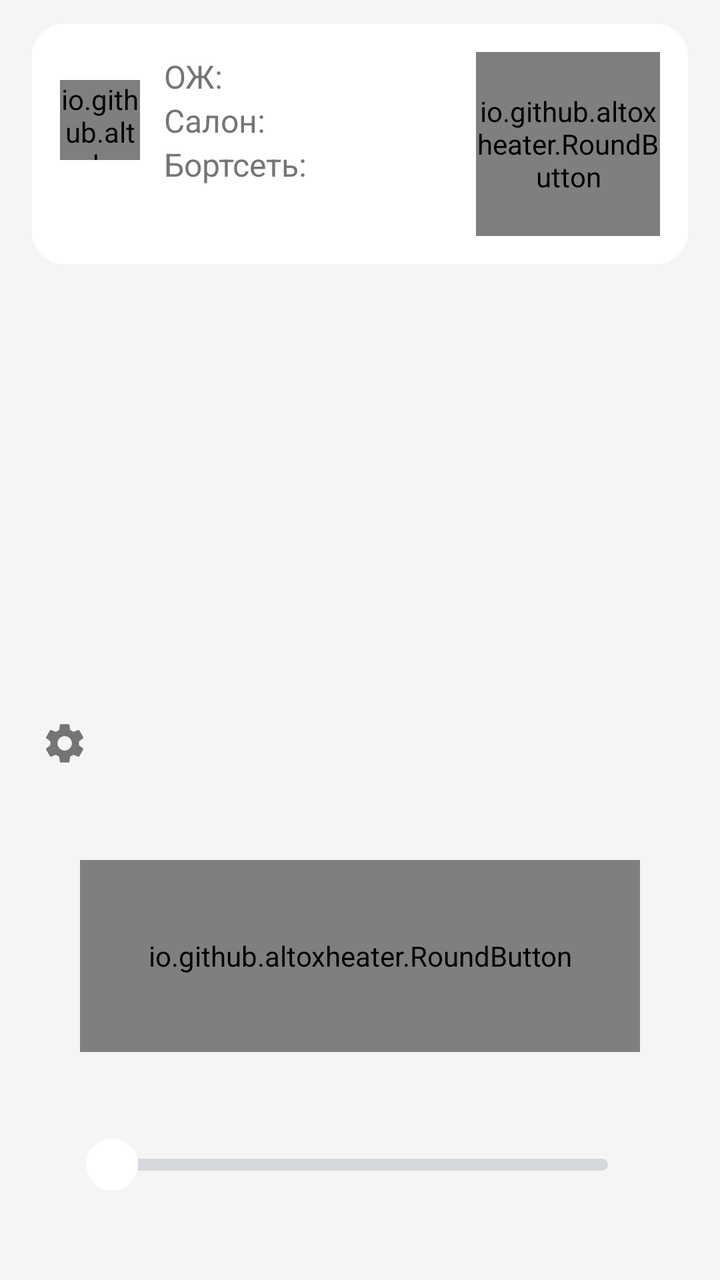
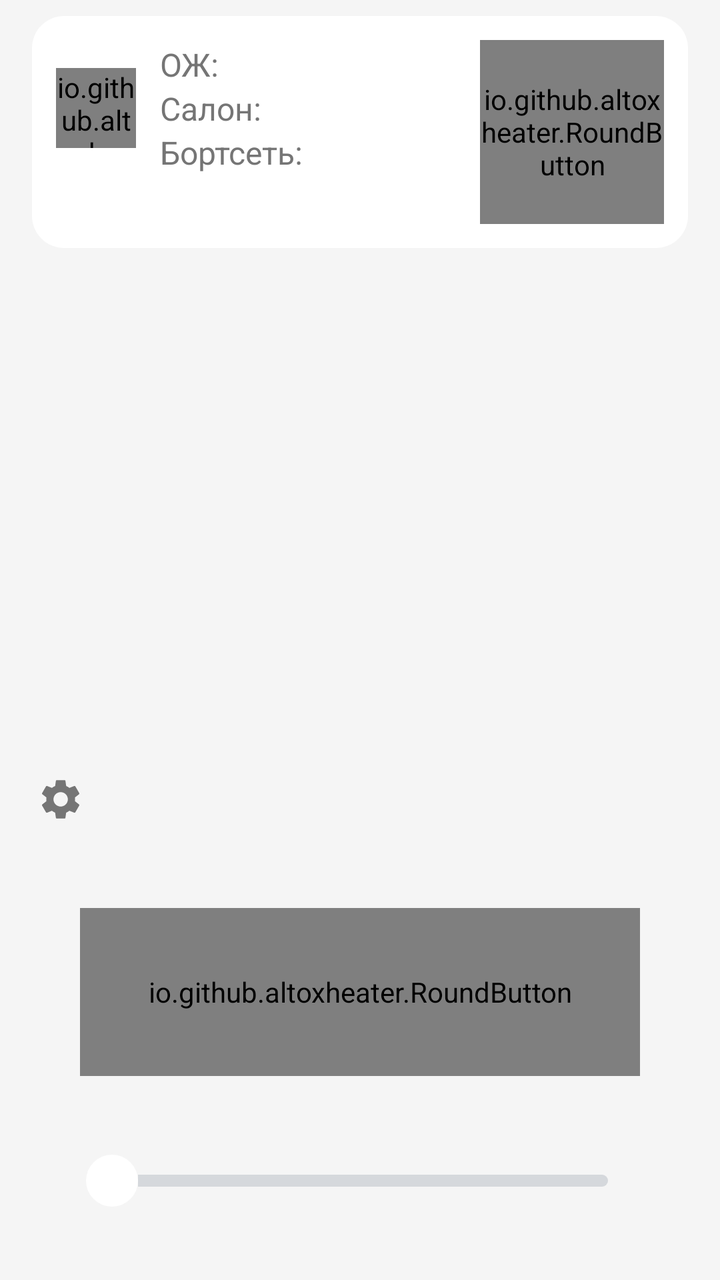

An Android layout rendered at two revisions. The XML below is the earlier revision; the diff shows what the commit changed to produce the second picture.
<!-- AndroidManifest.xml: application theme AppTheme -->
<!-- res/layout/activity_main.xml -->
<?xml version="1.0" encoding="utf-8"?>
<FrameLayout xmlns:android="http://schemas.android.com/apk/res/android"
    android:layout_width="match_parent"
    android:layout_height="match_parent"
    android:fitsSystemWindows="true">


<ScrollView
    android:layout_width="match_parent"
    android:layout_height="match_parent"
    android:fillViewport="true">

<LinearLayout
    android:layout_width="match_parent"
    android:layout_height="wrap_content"
    android:gravity="center_horizontal"
    android:orientation="vertical"
    android:paddingStart="16dp"
    android:paddingEnd="16dp"
    android:paddingTop="12dp"
    android:paddingBottom="12dp">

    
    <LinearLayout
        android:layout_width="match_parent"
        android:layout_height="wrap_content"
        android:background="@drawable/card"
        android:orientation="vertical"
        android:padding="14dp">

        <LinearLayout
            android:layout_width="match_parent"
            android:layout_height="wrap_content"
            android:gravity="center_vertical"
            android:orientation="horizontal">

            <LinearLayout
                android:id="@+id/statusBlock"
                android:layout_width="0dp"
                android:layout_height="wrap_content"
                android:layout_weight="1"
                android:orientation="vertical">

                <LinearLayout
                    android:layout_width="wrap_content"
                    android:layout_height="wrap_content"
                    android:gravity="center_vertical"
                    android:orientation="horizontal">

                    <io.github.altoxheater.FlameView
                        android:id="@+id/flame"
                        android:layout_width="40dp"
                        android:layout_height="40dp"
                        android:layout_marginEnd="12dp" />

                    <TextView
                        android:id="@+id/statusLabels"
                        android:layout_width="wrap_content"
                        android:layout_height="wrap_content"
                        android:lineSpacingExtra="3dp"
                        android:text="ОЖ:\nСалон:\nБортсеть:"
                        android:textColor="@color/text_secondary"
                        android:textSize="16sp" />

                    
                    <TextView
                        android:id="@+id/statusInfo"
                        android:layout_width="wrap_content"
                        android:layout_height="wrap_content"
                        android:layout_marginStart="12dp"
                        android:gravity="end"
                        android:lineSpacingExtra="3dp"
                        android:textColor="@color/text"
                        android:textSize="16sp" />
                </LinearLayout>

                <TextView
                    android:id="@+id/statusTime"
                    android:layout_width="wrap_content"
                    android:layout_height="wrap_content"
                    android:layout_marginTop="6dp"
                    android:ellipsize="end"
                    android:fontFeatureSettings="tnum"
                    android:maxLines="1"
                    android:textColor="@color/text_secondary"
                    android:textSize="13sp" />
            </LinearLayout>

            <io.github.altoxheater.RoundButton
                android:id="@+id/status"
                android:layout_width="92dp"
                android:layout_height="92dp"
                android:layout_marginStart="8dp" />
        </LinearLayout>

        
        <LinearLayout
            android:id="@+id/forecastBlock"
            android:layout_width="match_parent"
            android:layout_height="wrap_content"
            android:layout_marginTop="10dp"
            android:orientation="vertical"
            android:visibility="gone">

            <LinearLayout
                android:layout_width="match_parent"
                android:layout_height="wrap_content"
                android:gravity="center_vertical"
                android:orientation="horizontal">

                <TextView
                    android:layout_width="0dp"
                    android:layout_height="wrap_content"
                    android:layout_weight="1"
                    android:text="ОЖ сейчас, прогноз"
                    android:textColor="@color/text"
                    android:textSize="16sp" />

                <TextView
                    android:id="@+id/forecast"
                    android:layout_width="wrap_content"
                    android:layout_height="wrap_content"
                    android:fontFeatureSettings="tnum"
                    android:textColor="@color/btn_on"
                    android:textSize="28sp"
                    android:textStyle="bold" />
            </LinearLayout>

            <TextView
                android:id="@+id/forecastNote"
                android:layout_width="match_parent"
                android:layout_height="wrap_content"
                android:textColor="@color/text_secondary"
                android:textSize="13sp" />
        </LinearLayout>
    </LinearLayout>

    
    <LinearLayout
        android:id="@+id/historyCard"
        android:layout_width="match_parent"
        android:layout_height="wrap_content"
        android:layout_marginTop="10dp"
        android:background="@drawable/card"
        android:orientation="vertical"
        android:padding="14dp"
        android:visibility="gone">

        <LinearLayout
            android:layout_width="match_parent"
            android:layout_height="wrap_content"
            android:gravity="center_vertical"
            android:orientation="horizontal">

            <TextView
                android:layout_width="0dp"
                android:layout_height="wrap_content"
                android:layout_weight="1"
                android:text="История"
                android:textColor="@color/text"
                android:textSize="16sp"
                android:textStyle="bold" />

            <TextView
                android:id="@+id/legend"
                android:layout_width="wrap_content"
                android:layout_height="wrap_content"
                android:textColor="@color/text_secondary"
                android:textSize="12sp" />
        </LinearLayout>

        <io.github.altoxheater.HistoryView
            android:id="@+id/chart"
            android:layout_width="match_parent"
            android:layout_height="104dp"
            android:layout_marginTop="8dp" />

        <LinearLayout
            android:id="@+id/historyList"
            android:layout_width="match_parent"
            android:layout_height="wrap_content"
            android:layout_marginTop="6dp"
            android:orientation="vertical" />
    </LinearLayout>

    <Space
        android:layout_width="0dp"
        android:layout_height="0dp"
        android:layout_weight="1" />

    
    <LinearLayout
        android:layout_width="match_parent"
        android:layout_height="wrap_content"
        android:layout_marginTop="8dp"
        android:gravity="center_vertical"
        android:orientation="horizontal">

        <ImageButton
            android:id="@+id/settings"
            android:layout_width="48dp"
            android:layout_height="48dp"
            android:layout_marginStart="-8dp"
            android:background="?android:attr/selectableItemBackgroundBorderless"
            android:contentDescription="@string/settings"
            android:src="@drawable/ic_settings" />

        <TextView
            android:id="@+id/caption"
            android:layout_width="0dp"
            android:layout_height="wrap_content"
            android:layout_weight="1"
            android:gravity="center"
            android:textColor="@color/text"
            android:textSize="18sp" />

        <Space
            android:layout_width="40dp"
            android:layout_height="0dp" />
    </LinearLayout>

    <TextView
        android:id="@+id/message"
        android:layout_width="wrap_content"
        android:layout_height="wrap_content"
        android:layout_marginTop="4dp"
        android:gravity="center"
        android:textColor="@color/error"
        android:textSize="15sp" />

    <io.github.altoxheater.RoundButton
        android:id="@+id/power"
        android:layout_width="280dp"
        android:layout_height="96dp"
        android:layout_marginTop="10dp" />

    
    
    <LinearLayout
        android:layout_width="248dp"
        android:layout_height="wrap_content"
        android:layout_marginTop="8dp"
        android:orientation="horizontal">

        <TextView
            android:id="@+id/minutesTitle"
            android:layout_width="0dp"
            android:layout_height="wrap_content"
            android:layout_weight="1"
            android:textColor="@color/text_secondary"
            android:textSize="15sp" />

        <TextView
            android:id="@+id/minutesLabel"
            android:layout_width="wrap_content"
            android:layout_height="wrap_content"
            android:fontFeatureSettings="tnum"
            android:textColor="@color/text"
            android:textSize="15sp" />
    </LinearLayout>

    
    <SeekBar
        android:id="@+id/minutes"
        android:layout_width="280dp"
        android:layout_height="56dp"
        android:paddingStart="16dp"
        android:paddingEnd="16dp"
        android:progressDrawable="@drawable/slider_track"
        android:thumb="@drawable/slider_thumb" />

    <TextView
        android:id="@+id/smsLabel"
        android:layout_width="280dp"
        android:layout_height="wrap_content"
        android:paddingStart="16dp"
        android:paddingEnd="16dp"
        android:textColor="@color/text_secondary"
        android:textSize="13sp" />

</LinearLayout>
</ScrollView>
</FrameLayout>
<!-- resources referenced by this layout -->
<resources>
  <color name="btn_on">#E0574B</color>
  <color name="error">#C62828</color>
  <color name="text">#212121</color>
  <color name="text_secondary">#757575</color>
  <!-- drawable card (drawable) -->
  <?xml version="1.0" encoding="utf-8"?>
  <shape xmlns:android="http://schemas.android.com/apk/res/android">
      <solid android:color="@color/card" />
      <corners android:radius="16dp" />
  </shape>
  <!-- drawable ic_settings (drawable) -->
  <?xml version="1.0" encoding="utf-8"?>
  <vector xmlns:android="http://schemas.android.com/apk/res/android"
      android:width="24dp"
      android:height="24dp"
      android:viewportWidth="24"
      android:viewportHeight="24"
      android:tint="@color/text_secondary">
      <path
          android:fillColor="#FFFFFF"
          android:pathData="M19.14,12.94c0.04,-0.3 0.06,-0.61 0.06,-0.94c0,-0.32 -0.02,-0.64 -0.07,-0.94l2.03,-1.58c0.18,-0.14 0.23,-0.41 0.12,-0.61l-1.92,-3.32c-0.12,-0.22 -0.37,-0.29 -0.59,-0.22l-2.39,0.96c-0.5,-0.38 -1.03,-0.7 -1.62,-0.94L14.4,2.81c-0.04,-0.24 -0.24,-0.41 -0.48,-0.41h-3.84c-0.24,0 -0.43,0.17 -0.47,0.41L9.25,5.35C8.66,5.59 8.12,5.92 7.63,6.29L5.24,5.33c-0.22,-0.08 -0.47,0 -0.59,0.22L2.74,8.87C2.62,9.08 2.66,9.34 2.86,9.48l2.03,1.58C4.84,11.36 4.8,11.69 4.8,12s0.02,0.64 0.07,0.94l-2.03,1.58c-0.18,0.14 -0.23,0.41 -0.12,0.61l1.92,3.32c0.12,0.22 0.37,0.29 0.59,0.22l2.39,-0.96c0.5,0.38 1.03,0.7 1.62,0.94l0.36,2.54c0.05,0.24 0.24,0.41 0.48,0.41h3.84c0.24,0 0.44,-0.17 0.47,-0.41l0.36,-2.54c0.59,-0.24 1.13,-0.56 1.62,-0.94l2.39,0.96c0.22,0.08 0.47,0 0.59,-0.22l1.92,-3.32c0.12,-0.22 0.07,-0.47 -0.12,-0.61L19.14,12.94zM12,15.6c-1.98,0 -3.6,-1.62 -3.6,-3.6s1.62,-3.6 3.6,-3.6s3.6,1.62 3.6,3.6S13.98,15.6 12,15.6z" />
  </vector>
  <!-- drawable slider_thumb (drawable) -->
  <?xml version="1.0" encoding="utf-8"?>
  <shape xmlns:android="http://schemas.android.com/apk/res/android" android:shape="oval">
      <solid android:color="#FFFFFF" />
      <size android:width="26dp" android:height="26dp" />
  </shape>
  <!-- drawable slider_track (drawable) -->
  <?xml version="1.0" encoding="utf-8"?>
  <layer-list xmlns:android="http://schemas.android.com/apk/res/android">
      <item
          android:id="@android:id/background"
          android:gravity="center_vertical|fill_horizontal">
          <shape>
              <corners android:radius="3dp" />
              <size android:height="6dp" />
              <solid android:color="#D5D8DC" />
          </shape>
      </item>
      <item
          android:id="@android:id/progress"
          android:gravity="center_vertical|fill_horizontal">
          <scale android:scaleWidth="100%">
              <shape>
                  <corners android:radius="3dp" />
                  <size android:height="6dp" />
                  <solid android:color="#FFFFFF" />
              </shape>
          </scale>
      </item>
  </layer-list>
  <string name="settings">Настройки</string>
  <style name="AppTheme" parent="android:Theme.Material.Light.NoActionBar">
          <item name="android:colorPrimary">@color/accent</item>
          <item name="android:colorAccent">@color/accent</item>
          <item name="android:windowBackground">@color/background</item>
          <item name="android:statusBarColor">@color/background</item>
          <item name="android:navigationBarColor">@color/background</item>
          <item name="android:windowLightStatusBar">true</item>
      </style>
  <color name="card">#FFFFFF</color>
  <color name="accent">#1976D2</color>
  <color name="background">#F5F5F5</color>
</resources>

<!-- the commit's change to res/layout/activity_main.xml (unified diff, before → after) -->
@@ -6,6 +6,7 @@
 
 
 <ScrollView
+    android:id="@+id/scroll"
     android:layout_width="match_parent"
     android:layout_height="match_parent"
     android:fillViewport="true">
@@ -17,8 +18,8 @@
     android:orientation="vertical"
     android:paddingStart="16dp"
     android:paddingEnd="16dp"
-    android:paddingTop="12dp"
-    android:paddingBottom="12dp">
+    android:paddingTop="8dp"
+    android:paddingBottom="8dp">
 
     
     <LinearLayout
@@ -26,7 +27,7 @@
         android:layout_height="wrap_content"
         android:background="@drawable/card"
         android:orientation="vertical"
-        android:padding="14dp">
+        android:padding="12dp">
 
         <LinearLayout
             android:layout_width="match_parent"
@@ -98,23 +99,38 @@
             android:id="@+id/forecastBlock"
             android:layout_width="match_parent"
             android:layout_height="wrap_content"
-            android:layout_marginTop="10dp"
+            android:layout_marginTop="6dp"
             android:orientation="vertical"
             android:visibility="gone">
 
+            
             <LinearLayout
+                android:id="@+id/forecastRow"
                 android:layout_width="match_parent"
                 android:layout_height="wrap_content"
+                android:background="?android:attr/selectableItemBackground"
+                android:contentDescription="Как считается прогноз"
                 android:gravity="center_vertical"
                 android:orientation="horizontal">
 
                 <TextView
-                    android:layout_width="0dp"
-                    android:layout_height="wrap_content"
-                    android:layout_weight="1"
+                    android:layout_width="wrap_content"
+                    android:layout_height="wrap_content"
                     android:text="ОЖ сейчас, прогноз"
                     android:textColor="@color/text"
                     android:textSize="16sp" />
+
+                <ImageView
+                    android:layout_width="20dp"
+                    android:layout_height="20dp"
+                    android:layout_marginStart="6dp"
+                    android:importantForAccessibility="no"
+                    android:src="@drawable/ic_info" />
+
+                <Space
+                    android:layout_width="0dp"
+                    android:layout_height="0dp"
+                    android:layout_weight="1" />
 
                 <TextView
                     android:id="@+id/forecast"
@@ -125,13 +141,6 @@
                     android:textSize="28sp"
                     android:textStyle="bold" />
             </LinearLayout>
-
-            <TextView
-                android:id="@+id/forecastNote"
-                android:layout_width="match_parent"
-                android:layout_height="wrap_content"
-                android:textColor="@color/text_secondary"
-                android:textSize="13sp" />
         </LinearLayout>
     </LinearLayout>
 
@@ -143,7 +152,7 @@
         android:layout_marginTop="10dp"
         android:background="@drawable/card"
         android:orientation="vertical"
-        android:padding="14dp"
+        android:padding="12dp"
         android:visibility="gone">
 
         <LinearLayout
@@ -172,7 +181,7 @@
         <io.github.altoxheater.HistoryView
             android:id="@+id/chart"
             android:layout_width="match_parent"
-            android:layout_height="104dp"
+            android:layout_height="96dp"
             android:layout_marginTop="8dp" />
 
         <LinearLayout
@@ -198,9 +207,9 @@
 
         <ImageButton
             android:id="@+id/settings"
-            android:layout_width="48dp"
-            android:layout_height="48dp"
-            android:layout_marginStart="-8dp"
+            android:layout_width="40dp"
+            android:layout_height="40dp"
+            android:layout_marginStart="-6dp"
             android:background="?android:attr/selectableItemBackgroundBorderless"
             android:contentDescription="@string/settings"
             android:src="@drawable/ic_settings" />
@@ -215,7 +224,7 @@
             android:textSize="18sp" />
 
         <Space
-            android:layout_width="40dp"
+            android:layout_width="34dp"
             android:layout_height="0dp" />
     </LinearLayout>
 
@@ -231,7 +240,7 @@
     <io.github.altoxheater.RoundButton
         android:id="@+id/power"
         android:layout_width="280dp"
-        android:layout_height="96dp"
+        android:layout_height="84dp"
         android:layout_marginTop="10dp" />
 
     
@@ -263,7 +272,7 @@
     <SeekBar
         android:id="@+id/minutes"
         android:layout_width="280dp"
-        android:layout_height="56dp"
+        android:layout_height="48dp"
         android:paddingStart="16dp"
         android:paddingEnd="16dp"
         android:progressDrawable="@drawable/slider_track"
@@ -271,10 +280,9 @@
 
     <TextView
         android:id="@+id/smsLabel"
-        android:layout_width="280dp"
-        android:layout_height="wrap_content"
-        android:paddingStart="16dp"
-        android:paddingEnd="16dp"
+        android:layout_width="match_parent"
+        android:layout_height="wrap_content"
+        android:gravity="center"
         android:textColor="@color/text_secondary"
         android:textSize="13sp" />
 
<!-- resource entries referenced after the edit -->
@@ -10,6 +10,18 @@
       <solid android:color="@color/card" />
       <corners android:radius="16dp" />
   </shape>
+  <!-- drawable ic_info (drawable) -->
+  <?xml version="1.0" encoding="utf-8"?>
+  <vector xmlns:android="http://schemas.android.com/apk/res/android"
+      android:width="24dp"
+      android:height="24dp"
+      android:viewportWidth="24"
+      android:viewportHeight="24"
+      android:tint="@color/text_secondary">
+      <path
+          android:fillColor="#FFFFFF"
+          android:pathData="M11,7h2v2h-2zM11,11h2v6h-2zM12,2C6.48,2 2,6.48 2,12s4.48,10 10,10 10,-4.48 10,-10S17.52,2 12,2zM12,20c-4.41,0 -8,-3.59 -8,-8s3.59,-8 8,-8 8,3.59 8,8 -3.59,8 -8,8z" />
+  </vector>
   <!-- drawable ic_settings (drawable) -->
   <?xml version="1.0" encoding="utf-8"?>
   <vector xmlns:android="http://schemas.android.com/apk/res/android"
